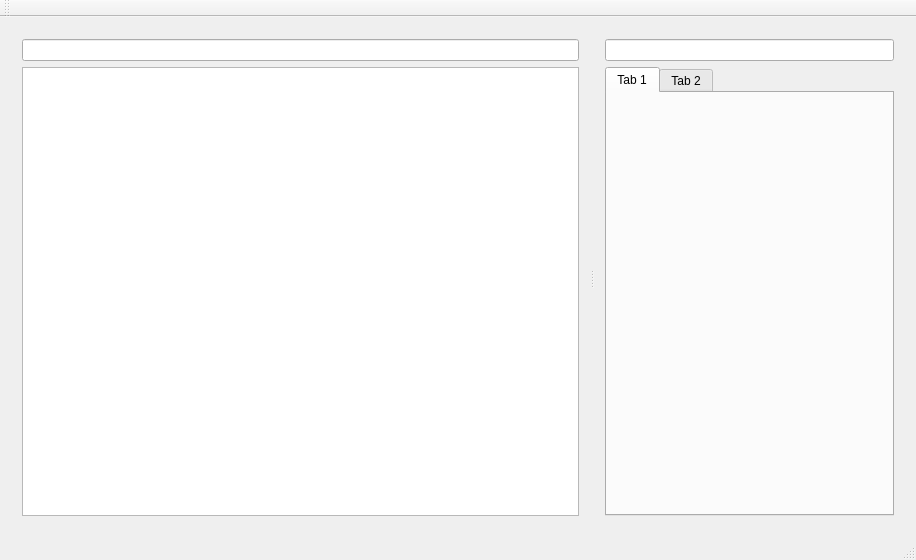
Qt form MainWindow.ui (dridk/hpo-gui) before a commit.
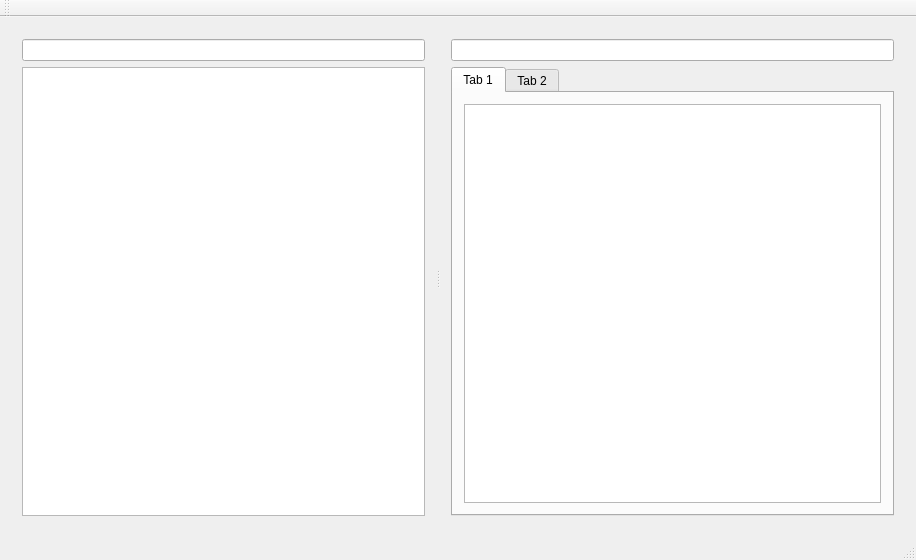
The same form after that commit.

Commit message: create Gene Model

The edit to the form file:
```diff
--- a/MainWindow.ui
+++ b/MainWindow.ui
@@ -20,7 +20,7 @@
       <property name="orientation">
        <enum>Qt::Horizontal</enum>
       </property>
-      <widget class="QWidget" name="">
+      <widget class="QWidget" name="layoutWidget">
        <layout class="QVBoxLayout" name="verticalLayout">
         <item>
          <widget class="QLineEdit" name="lineEdit"/>
@@ -30,7 +30,7 @@
         </item>
        </layout>
       </widget>
-      <widget class="QWidget" name="">
+      <widget class="QWidget" name="layoutWidget">
        <layout class="QVBoxLayout" name="verticalLayout_2">
         <item>
          <widget class="QLineEdit" name="lineEdit_2"/>
@@ -41,6 +41,11 @@
            <attribute name="title">
             <string>Tab 1</string>
            </attribute>
+           <layout class="QVBoxLayout" name="verticalLayout_4">
+            <item>
+             <widget class="QListView" name="geneView"/>
+            </item>
+           </layout>
           </widget>
           <widget class="QWidget" name="tab_2">
            <attribute name="title">
```
The commit also changes 6 other files.
